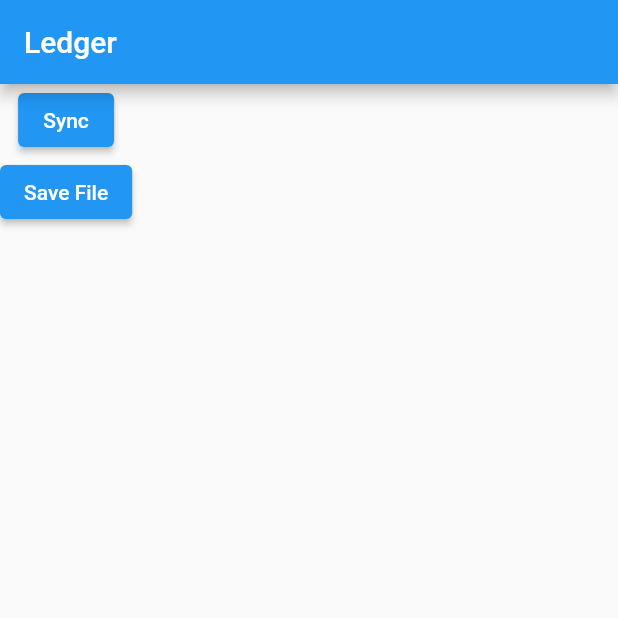
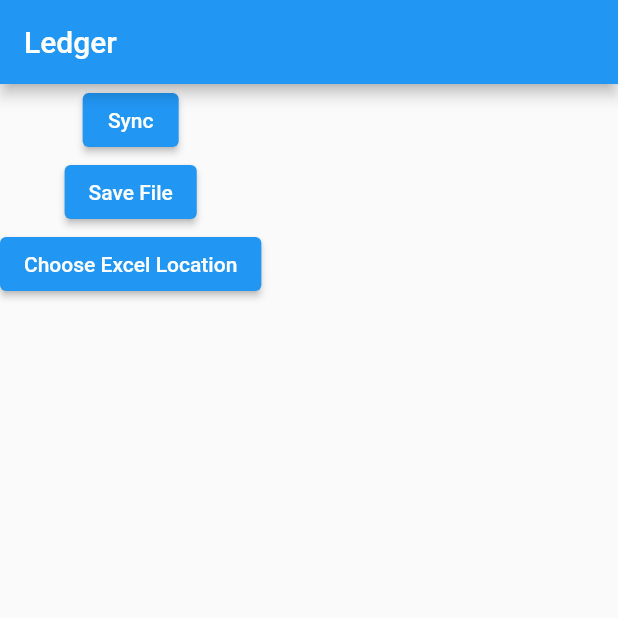
Before and after one commit to Avendo07/ledger, a Flutter app: the screen it shows after launch, after a tap on "Save File", on a phone screen of 412 x 824 dp, the top half of it. Run offline on Flutter 3.47's test engine with Material 2 defaults, Android fonts, the phone set to English and light mode, and no system bars; our stand-ins replace file_picker, hive_flutter, permission_handler; missing offline and left inert: excel, flutter_sms_inbox; accounts and stored records are empty.

Commit message:
Add option to select location for excel sheet

```diff
--- /dev/null
+++ b/lib/constants/hive_box.dart
@@ -0,0 +1,4 @@
+class HiveBoxStore{
+  static const preferences = "Preferences";
+  static const excelSaveDirectory = "excelDirectory";
+}
--- a/lib/main.dart
+++ b/lib/main.dart
@@ -1,10 +1,12 @@
 import 'package:flutter/material.dart';
 import 'package:flutter_sms_inbox/flutter_sms_inbox.dart';
+import 'package:hive_flutter/hive_flutter.dart';
 import 'package:ledger/services/excel_service/excel_service.dart';
 import 'package:ledger/services/message_service/service.dart';
 import 'package:permission_handler/permission_handler.dart';
 
 void main() {
+  Hive.initFlutter();
   runApp(const MyApp());
 }
 
@@ -39,8 +41,6 @@ class _HomePageState extends State<HomePage> {
 
   @override
   Widget build(BuildContext context) {
-    final List list = ["Hello", "How are you"];
-    MessageService service = MessageService();
     return Scaffold(
         appBar: AppBar(
           title: Text(widget.title),
@@ -53,7 +53,10 @@ class _HomePageState extends State<HomePage> {
                       child: Text("Sync")),
                   ElevatedButton(
                       onPressed: () => ExcelService.saveToExcel(),
-                      child: Text("Save File"))
+                      child: Text("Save File")),
+                  ElevatedButton(
+                      onPressed: () => ExcelService.chooseExcelLocation(),
+                      child: Text("Choose Excel Location"))
                 ],
               )
             : !synced
--- a/lib/services/excel_service/excel_service.dart
+++ b/lib/services/excel_service/excel_service.dart
@@ -2,12 +2,16 @@ import 'dart:io';
 
 import 'package:excel/excel.dart';
 import 'package:file_picker/file_picker.dart';
+import 'package:hive_flutter/hive_flutter.dart';
 import 'package:permission_handler/permission_handler.dart';
+
+import '../../constants/hive_box.dart';
 
 class ExcelService {
   static saveToExcel() async {
     PermissionStatus filePermission = await Permission.storage.status;
-    String? selectedDirectory = await FilePicker.platform.getDirectoryPath();
+    Box preferencesBox = await Hive.openBox(HiveBoxStore.preferences);
+    String? selectedDirectory = await preferencesBox.get(HiveBoxStore.excelSaveDirectory);
     Excel excel = Excel.createExcel();
     if(filePermission == PermissionStatus.granted){
       if (selectedDirectory != null) {
@@ -20,4 +24,10 @@ class ExcelService {
       await Permission.storage.request();
     }
   }
+
+  static chooseExcelLocation() async {
+    Box preferencesBox = await Hive.openBox(HiveBoxStore.preferences);
+    String? selectedDirectory = await FilePicker.platform.getDirectoryPath();
+    preferencesBox.put(HiveBoxStore.excelSaveDirectory, selectedDirectory);
+  }
 }
```
Also changed, not shown: lib/constants/enum.dart (added).
